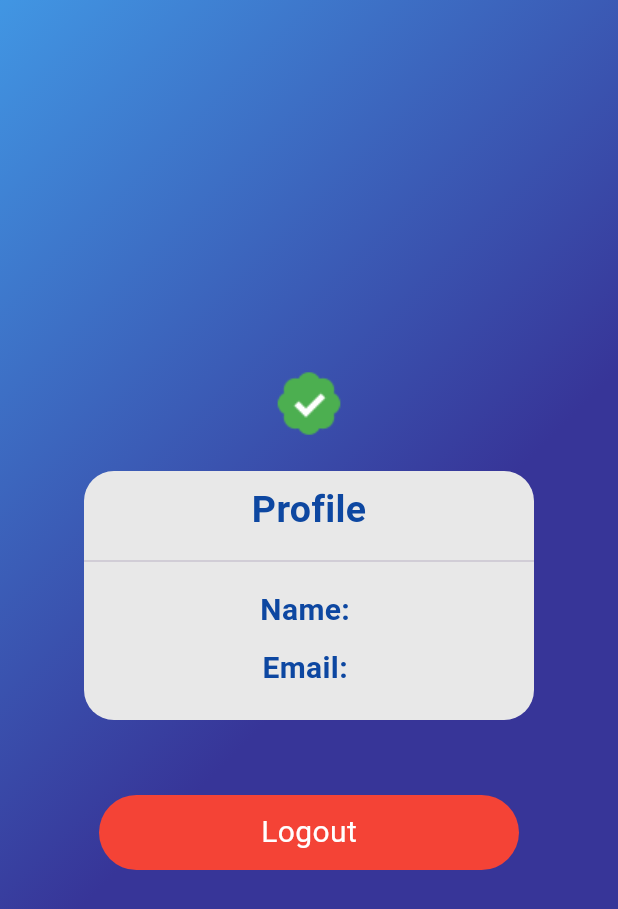
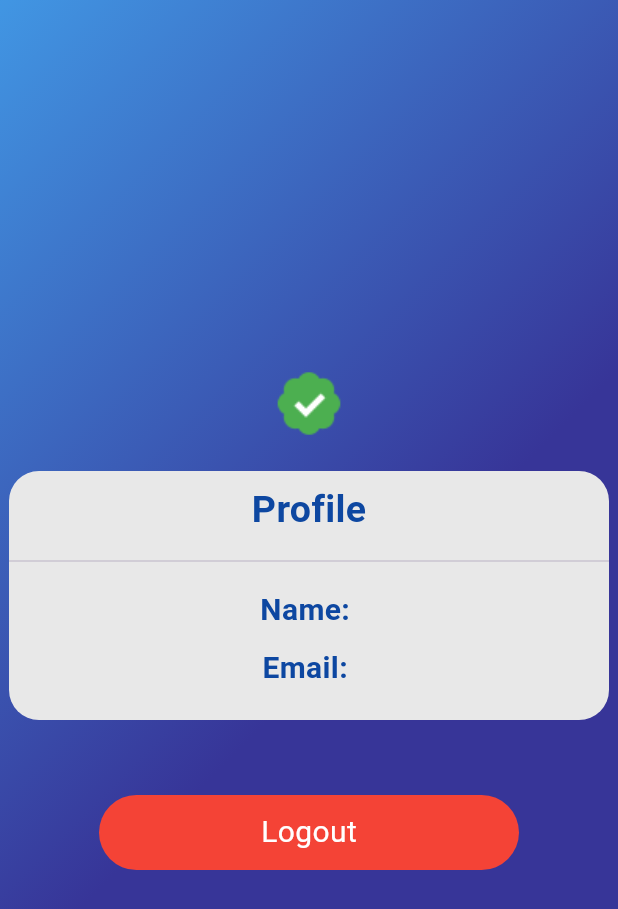
Before and after one commit to Danix002/Authentication-in-Flutter, a Flutter app: the LogoutPage screen opened directly, after a tap on "Logout", after a tap on "Retry", on a phone screen of 412 x 824 dp. Shown: the top 909 px of the screen. Run offline on Flutter 3.47's test engine with Material 3 defaults, Android fonts, the phone set to English and light mode, and no system bars; our stand-ins replace flutter_dotenv, font_awesome_flutter, get, google_sign_in, supabase_flutter; accounts and stored records are empty.

Commit message:
General fix

```diff
--- a/lib/pages/logout.dart
+++ b/lib/pages/logout.dart
@@ -36,12 +36,14 @@ class _LogoutPageState extends State<LogoutPage> {
       setState(() {
         _fullName = null;
         _email = null;
+        _logoutStatus['Dis access OK'] = true;
         _isLoading = false;
-        _logoutStatus['Dis access OK'] = true;
       });
     }else{
-      _isLoading = false;
-      _logoutStatus['Dis access KO'] = true;
+      setState(() {
+        _logoutStatus['Dis access KO'] = true;
+        _isLoading = false;
+      });
     }
   }
 
@@ -133,8 +135,7 @@ class _LogoutPageState extends State<LogoutPage> {
               height: 20,
             ),
             Container(
-              // height: 150,
-              width: 300,
+              width: 400,
               decoration: BoxDecoration(
                 color: const Color.fromARGB(255, 232, 232, 232),
                 borderRadius: BorderRadius.circular(20),
```
Also changed, not shown: lib/pages/login.dart (+5 -3 lines).
